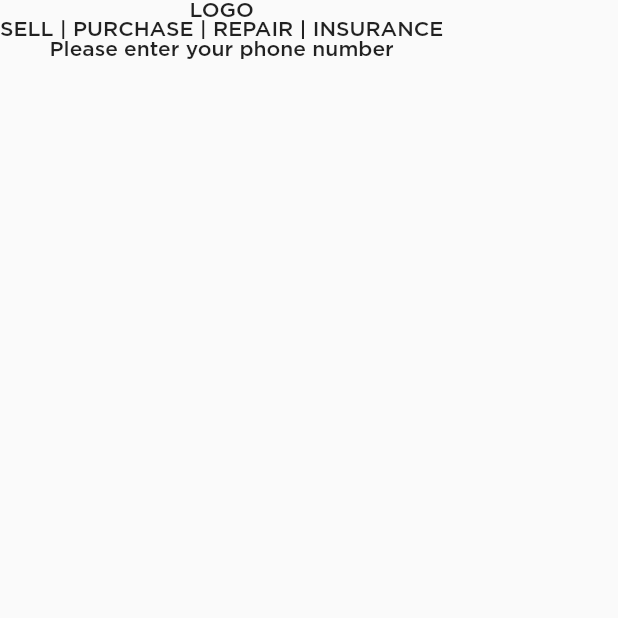
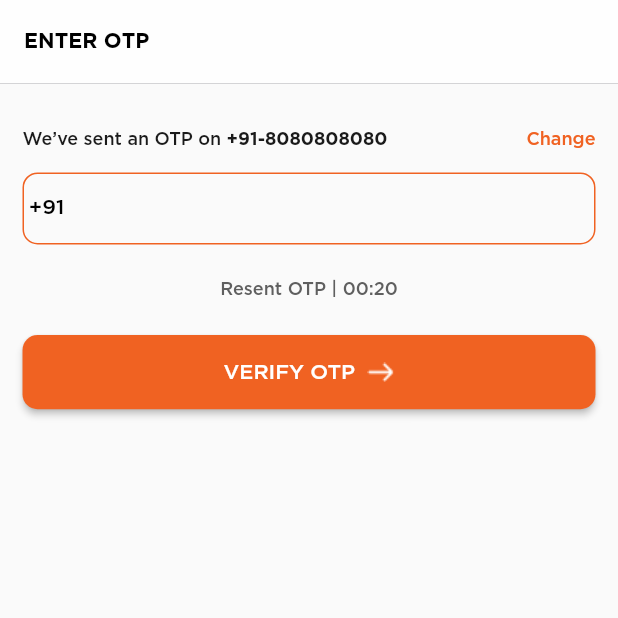
Before and after one commit to sunilsharma2/mobx, a Flutter app: the screen it shows after launch, on a phone screen of 412 x 824 dp, the top half of it. Run offline on Flutter 3.47's test engine with Material 2 defaults, Android fonts, the phone set to English and light mode, and no system bars; our stand-ins replace fluttertoast, shared_preferences.

Commit message:
login and common classes

```diff
--- /dev/null
+++ b/lib/UI/enter_otp.dart
@@ -0,0 +1,69 @@
+import 'package:flutter/material.dart';
+import 'package:flutter/services.dart';
+import 'package:mobx/common_widgets/app_bar_common.dart';
+import 'package:mobx/common_widgets/app_button.dart';
+import 'package:mobx/common_widgets/common_textfield_style.dart';
+import 'package:mobx/utils/constants.dart';
+import 'package:mobx/utils/utilities.dart';
+
+
+
+
+
+
+
+class EnterOtp extends StatelessWidget {
+  const EnterOtp({Key? key}) : super(key: key);
+  static bool checkedValue = false;
+
+
+
+  @override
+  Widget build(BuildContext context) {
+
+    return Scaffold(
+      appBar: AppBarCommon("ENTER OTP", appBar: AppBar(), onTapCallback: (){}),
+      body: SingleChildScrollView(
+        child: Container(
+          padding: const EdgeInsets.all(15),
+          child: Column(
+            mainAxisAlignment: MainAxisAlignment.start,
+            crossAxisAlignment: CrossAxisAlignment.start,
+            children: [
+              SizedBox(height: getCurrentScreenHeight(context)*0.02,),
+              Row(
+                mainAxisAlignment: MainAxisAlignment.spaceBetween,
+                children: [
+                  RichText(text: TextSpan(
+                      children: [
+                        TextSpan(text: "We’ve sent an OTP on",style: Theme.of(context).textTheme.caption),
+                        TextSpan(text: " +91-8080808080 ",style:
+                        Theme.of(context).textTheme.caption!.copyWith(fontWeight: FontWeight.w600)),
+                      ]
+                  )
+                  ),
+                  Text("Change",style:  Theme.of(context).textTheme.caption!.copyWith(color: Utility.getColorFromHex(globalOrangeColor)),)
+                ],
+              ),
+
+              SizedBox(height: getCurrentScreenHeight(context)*0.02,),
+              TextField(
+                inputFormatters: [LengthLimitingTextInputFormatter(10),],
+                style: Theme.of(context).textTheme.bodyText2,
+                keyboardType: TextInputType.phone,
+                decoration: CommonStyle.textFieldStyle(context),
+              ),
+
+              SizedBox(height: getCurrentScreenHeight(context)*0.03,),
+              Align(
+                  alignment: Alignment.center,
+                  child: Text("Resent OTP | 00:20",style:  Theme.of(context).textTheme.caption!.copyWith(color: Utility.getColorFromHex("#5F5F5F")),)),
+              SizedBox(height: getCurrentScreenHeight(context)*0.03,),
+              AppButton(onTap: (){}, text: "VERIFY OTP")
+            ],
+          ),
+        ),
+      ),
+    );
+  }
+}
--- /dev/null
+++ b/lib/common_widgets/app_bar_common.dart
@@ -0,0 +1,39 @@
+import 'dart:io';
+
+import 'package:flutter/material.dart';
+import 'package:mobx/utils/constants.dart';
+import 'package:mobx/utils/utilities.dart';
+
+
+
+
+class AppBarCommon extends StatelessWidget implements PreferredSizeWidget{
+
+  final String titleText;
+  final AppBar appBar;
+  final String leadingImage;
+  final VoidCallback onTapCallback;
+
+  const AppBarCommon(this.titleText,{Key? key,required this.appBar ,
+    this.leadingImage = "assets/images/logo_design.png", required this.onTapCallback }) : super(key: key);
+
+  @override
+  Widget build(BuildContext context) {
+    return AppBar(
+      bottom: PreferredSize(
+          child: Container(
+            color: Utility.getColorFromHex(globalGreyColor),
+            height: 0.5,
+          ),
+          preferredSize: Size.fromHeight(4.0)),
+      elevation: 0,
+      backgroundColor: Utility.getColorFromHex(globalWhiteColor).withOpacity(0.8),
+      title: Text(titleText,style:  Theme.of(context).textTheme.bodyText2!.copyWith(fontWeight: FontWeight.w600),),
+    );
+  }
+
+  @override
+  // TODO: implement preferredSize
+  Size get preferredSize => Size.fromHeight(appBar.preferredSize.height);
+
+}
--- /dev/null
+++ b/lib/common_widgets/app_button.dart
@@ -0,0 +1,39 @@
+import 'package:flutter/material.dart';
+import 'package:mobx/utils/constants.dart';
+import 'package:mobx/utils/utilities.dart';
+
+
+class AppButton extends StatelessWidget {
+  final String text;
+  final VoidCallback onTap;
+  final Color? btnColor;
+  final bool  isSize;
+
+  const AppButton({required this.onTap, required this.text,this.btnColor, this.isSize = true,Key? key}) : super(key: key);
+
+  @override
+  Widget build(BuildContext context) {
+    return SizedBox(
+      height: isSize ? getCurrentScreenHeight(context)*0.06 : null,
+      width: isSize ? getCurrentScreenWidth(context): null,
+      child: ElevatedButton(
+          style: ButtonStyle(
+              backgroundColor: MaterialStateProperty.all(btnColor??Utility.getColorFromHex(globalOrangeColor)),
+              shape: MaterialStateProperty.all<RoundedRectangleBorder>(
+                  RoundedRectangleBorder(
+                      borderRadius: BorderRadius.circular(10.0)
+                  )
+              )
+          ),
+          //style: ElevatedButton.styleFrom(primary: btnColor),
+          onPressed: onTap, child: Row(
+            mainAxisAlignment: MainAxisAlignment.center,
+            children: [
+              Text(text,style: const TextStyle(fontSize: 14),),
+              SizedBox(width: getCurrentScreenWidth(context)*0.02,),
+              Image.asset("assets/images/arrow_forward.png")
+            ],
+          )),
+    );
+  }
+}
--- /dev/null
+++ b/lib/common_widgets/common_textfield_style.dart
@@ -0,0 +1,34 @@
+import 'package:flutter/material.dart';
+import 'package:mobx/utils/constants.dart';
+import 'package:mobx/utils/utilities.dart';
+
+
+
+
+
+class CommonStyle{
+  static InputDecoration textFieldStyle(BuildContext context,{Widget? dropDownIcon,String? labelText}) {return  InputDecoration(
+     prefixIcon: Text(" +91",style: Theme.of(context).textTheme.bodyText2,),
+      prefixIconConstraints: BoxConstraints(
+        minWidth: 30,
+        minHeight: 15,
+      ),
+      hintText:  labelText ?? "",
+      hintStyle: TextStyle(fontSize: 12,fontWeight: FontWeight.w500,color: Utility.getColorFromHex("#090909")),
+      contentPadding: const EdgeInsets.all(8),
+      errorBorder: OutlineInputBorder(
+          borderRadius: BorderRadius.circular(10.0),
+          borderSide: BorderSide(color: Colors.red)
+      ),
+      focusedErrorBorder: OutlineInputBorder(
+          borderRadius: BorderRadius.circular(10.0),
+          borderSide: BorderSide(color:  Colors.red)
+      ),
+      focusedBorder:  OutlineInputBorder(borderRadius: BorderRadius.all(Radius.circular(10)),
+          borderSide: BorderSide(color: Utility.getColorFromHex(globalOrangeColor))
+      ),
+      enabledBorder:  OutlineInputBorder(borderRadius: BorderRadius.all(Radius.circular(10))
+      ,borderSide: BorderSide(color: Utility.getColorFromHex(globalOrangeColor))
+      )
+  );}
+}
--- a/lib/utils/constants.dart
+++ b/lib/utils/constants.dart
@@ -1,3 +1,4 @@
+///preferences
 const PREF_IS_LOGGED_IN = "I_L_I";
 const PREF_USER_DATA = "U_D";
 const PREF_TOKEN = "U_T";
@@ -6,3 +7,11 @@ const PREF_STATES = "P_S";
 const PREF_CUSTOMER_ID = "C_ID";
 const PREF_FB_TOKEN = "FB_T";
 const PREF_ED_N = "ED_N";
+
+
+///colors
+const globalGreenColor = "#00883C";
+const globalWhiteColor = "#FFFFFF";
+const globalGreyColor = "#C6C6C8";
+const globalBlackColor = "#000000";
+const globalOrangeColor = "#F06222";
--- a/lib/utils/utilities.dart
+++ b/lib/utils/utilities.dart
@@ -25,6 +25,8 @@ class Utility {
       ),
     );
   }
+
+
 
   ///hide keyboard from screen
   static void hideKeyBoard() {
@@ -225,6 +227,8 @@ String readTimestamp(int timestamp) {
 
   return time;
 }
+double getCurrentScreenHeight(BuildContext context) => MediaQuery.of(context).size.height;
+double getCurrentScreenWidth(BuildContext context) => MediaQuery.of(context).size.width;
 
 int timeInMillis = 1586348737122;
 var date = DateTime.fromMillisecondsSinceEpoch(timeInMillis);
--- a/pubspec.yaml
+++ b/pubspec.yaml
@@ -65,9 +65,8 @@ flutter:
   uses-material-design: true
 
   # To add assets to your application, add an assets section, like this:
-  # assets:
-  #   - images/a_dot_burr.jpeg
-  #   - images/a_dot_ham.jpeg
+  assets:
+   - assets/images/
 
   # An image asset can refer to one or more resolution-specific "variants", see
   # https://flutter.dev/assets-and-images/#resolution-aware
```
Also changed, not shown: lib/UI/login_screen.dart (+55 -8 lines), lib/main.dart (+12 -2 lines), assets/images/arrow_forward.png (added), 4 other files.
